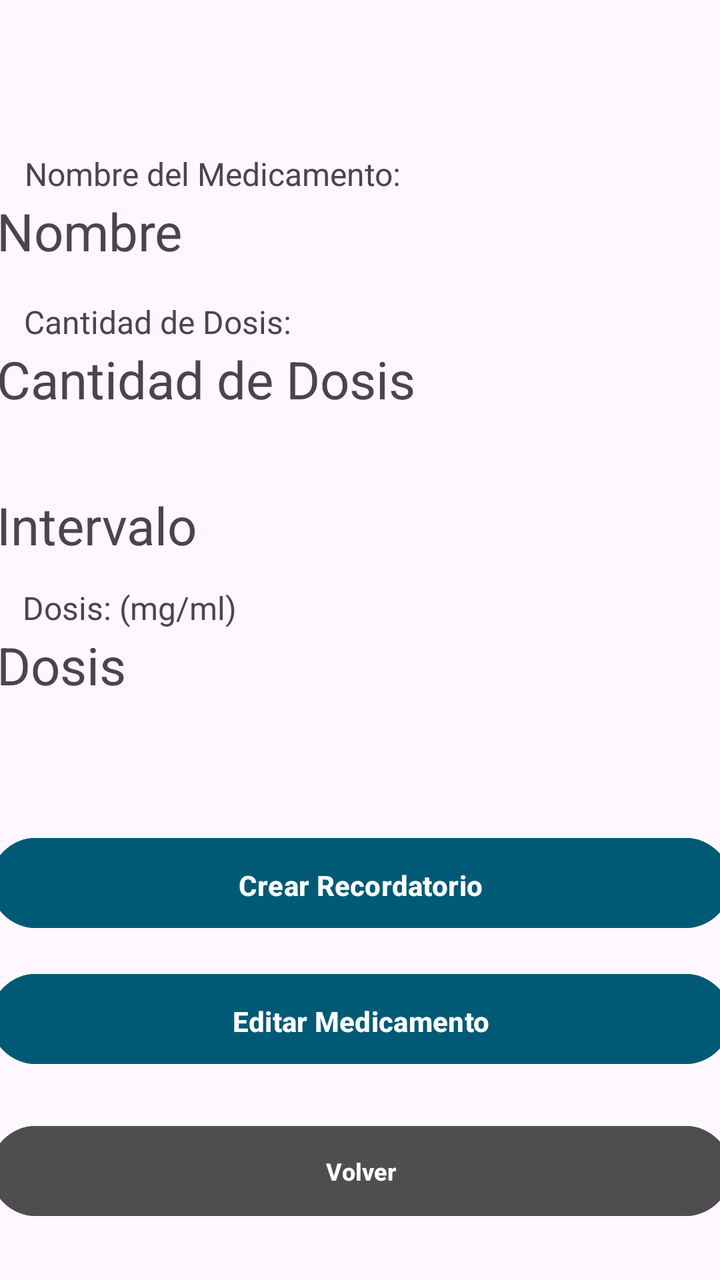
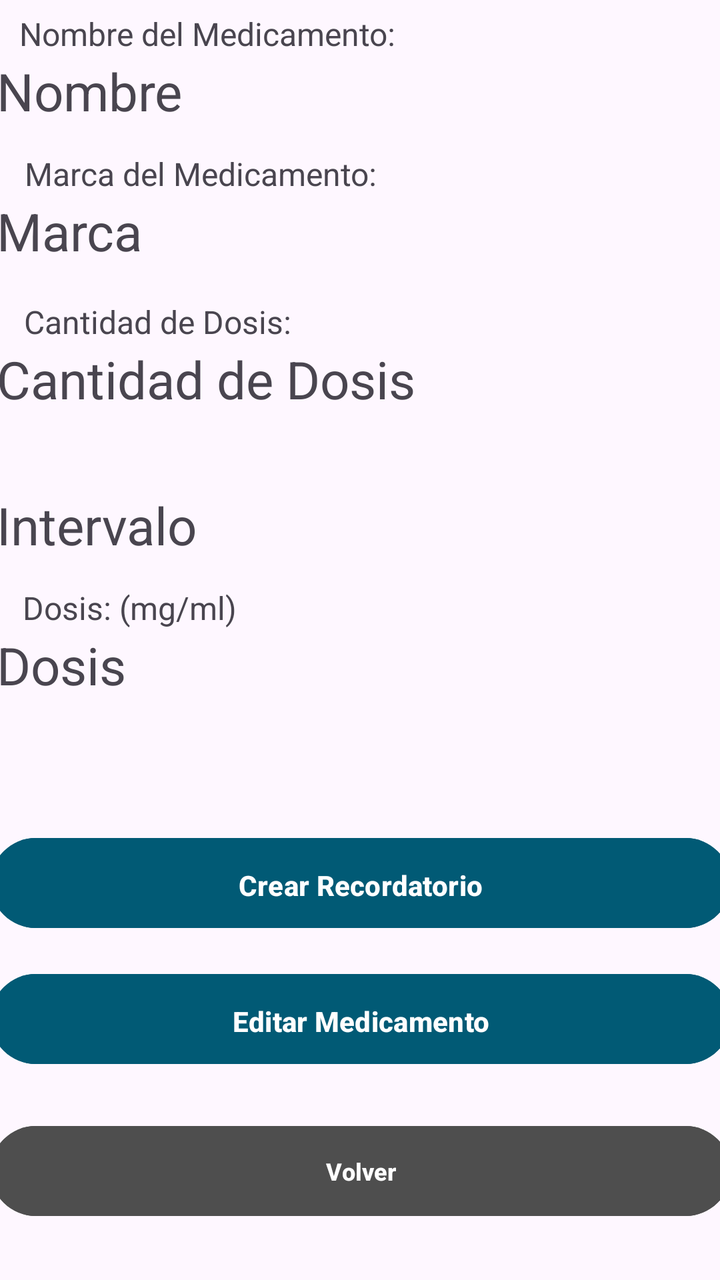

Screens rendered from an Android XML layout before and after an edit, with the pre-edit source and the edit as a unified diff.
<!-- AndroidManifest.xml: application theme Theme.MobilesVC -->
<!-- res/layout/medicamento_view.xml -->
<?xml version="1.0" encoding="utf-8"?>
<androidx.constraintlayout.widget.ConstraintLayout xmlns:android="http://schemas.android.com/apk/res/android"
    xmlns:app="http://schemas.android.com/apk/res-auto"
    xmlns:tools="http://schemas.android.com/tools"
    android:layout_width="match_parent"
    android:layout_height="match_parent">

    <Button
        android:id="@+id/vToRecordatorioCrear2"
        android:layout_width="370dp"
        android:layout_height="53dp"
        android:layout_marginBottom="172dp"
        android:backgroundTint="#015A75"
        android:paddingVertical="14dp"
        android:text="Crear Recordatorio"
        android:textStyle="bold"
        app:layout_constraintBottom_toBottomOf="parent"
        app:layout_constraintEnd_toEndOf="parent"
        app:layout_constraintHorizontal_bias="0.5"
        app:layout_constraintStart_toStartOf="parent" />

    <TextView
        android:id="@+id/textView58"
        android:layout_width="140dp"
        android:layout_height="22dp"
        android:text="Dosis: (mg/ml)"
        android:textSize="16sp"
        app:layout_constraintBottom_toTopOf="@+id/vDosis"
        app:layout_constraintEnd_toEndOf="parent"
        app:layout_constraintHorizontal_bias="0.051"
        app:layout_constraintStart_toStartOf="parent" />

    <TextView
        android:id="@+id/textView57"
        android:layout_width="200dp"
        android:layout_height="22dp"
        android:layout_marginTop="332dp"
        android:text="Intervalo entre Dosis: (Hrs)"
        android:textSize="16sp"
        app:layout_constraintBottom_toTopOf="@+id/vIntervaloMedicamento"
        app:layout_constraintEnd_toEndOf="parent"
        app:layout_constraintHorizontal_bias="0.075"
        app:layout_constraintStart_toStartOf="parent"
        app:layout_constraintTop_toTopOf="parent"
        app:layout_constraintVertical_bias="1.0" />

    <TextView
        android:id="@+id/textView56"
        android:layout_width="200dp"
        android:layout_height="22dp"
        android:text="Cantidad de Dosis:"
        android:textSize="16sp"
        app:layout_constraintBottom_toTopOf="@+id/vCantidadMedicamento"
        app:layout_constraintEnd_toEndOf="parent"
        app:layout_constraintHorizontal_bias="0.075"
        app:layout_constraintStart_toStartOf="parent" />

    <TextView
        android:id="@+id/textView55"
        android:layout_width="200dp"
        android:layout_height="22dp"
        android:text="Nombre del Medicamento:"
        android:textSize="16sp"
        app:layout_constraintBottom_toTopOf="@+id/vNombreMedicamento"
        app:layout_constraintEnd_toEndOf="parent"
        app:layout_constraintHorizontal_bias="0.077"
        app:layout_constraintStart_toStartOf="parent" />

    <TextView
        android:id="@+id/vDosis"
        android:layout_width="364dp"
        android:layout_height="50dp"
        android:layout_marginBottom="50dp"
        android:text="Dosis"
        android:textSize="26sp"
        app:layout_constraintBottom_toTopOf="@+id/vToRecordatorioCrear2"
        app:layout_constraintEnd_toEndOf="parent"
        app:layout_constraintStart_toStartOf="parent" />

    <TextView
        android:id="@+id/vIntervaloMedicamento"
        android:layout_width="364dp"
        android:layout_height="50dp"
        android:layout_marginBottom="20dp"
        android:text="Intervalo"
        android:textSize="26sp"
        app:layout_constraintBottom_toTopOf="@+id/vDosis"
        app:layout_constraintEnd_toEndOf="parent"
        app:layout_constraintStart_toStartOf="parent" />

    <TextView
        android:id="@+id/vCantidadMedicamento"
        android:layout_width="364dp"
        android:layout_height="50dp"
        android:layout_marginBottom="23dp"
        android:text="Cantidad de Dosis"
        android:textSize="26sp"
        app:layout_constraintBottom_toTopOf="@+id/vIntervaloMedicamento"
        app:layout_constraintEnd_toEndOf="parent"
        app:layout_constraintStart_toStartOf="parent" />

    <TextView
        android:id="@+id/vNombreMedicamento"
        android:layout_width="364dp"
        android:layout_height="50dp"
        android:layout_marginBottom="24dp"
        android:text="Nombre"
        android:textSize="26sp"
        app:layout_constraintBottom_toTopOf="@+id/vCantidadMedicamento"
        app:layout_constraintEnd_toEndOf="parent"
        app:layout_constraintStart_toStartOf="parent" />

    <Button
        android:id="@+id/vToMedicamentoEdit"
        android:layout_width="370dp"
        android:layout_height="53dp"
        android:layout_marginBottom="23dp"
        android:backgroundTint="#015A75"
        android:paddingVertical="14dp"
        android:text="Editar Medicamento"
        android:textStyle="bold"
        app:layout_constraintBottom_toTopOf="@+id/vVolverMedicamento"
        app:layout_constraintEnd_toEndOf="parent"
        app:layout_constraintHorizontal_bias="0.5"
        app:layout_constraintStart_toStartOf="parent" />

    <TextView
        android:id="@+id/textView11"
        android:layout_width="250dp"
        android:layout_height="wrap_content"
        android:layout_marginStart="50dp"
        android:layout_marginTop="45dp"
        android:layout_marginEnd="50dp"
        android:layout_marginBottom="70dp"
        android:fontFamily="sans-serif"
        android:text="Medicamento"
        android:textColor="#000000"
        android:textSize="34sp"
        android:textStyle="bold|italic"
        app:layout_constraintBottom_toTopOf="@+id/vNombreMedicamento"
        app:layout_constraintEnd_toEndOf="parent"
        app:layout_constraintStart_toStartOf="parent"
        app:layout_constraintTop_toTopOf="parent"
        tools:textSize="26sp" />

    <Button
        android:id="@+id/vVolverMedicamento"
        android:layout_width="370dp"
        android:layout_height="53dp"
        android:layout_marginHorizontal="24dp"
        android:layout_marginStart="12dp"
        android:layout_marginEnd="12dp"
        android:layout_marginBottom="28dp"
        android:backgroundTint="#4E4E4E"
        android:paddingVertical="10dp"
        android:text="Volver"
        android:textSize="12sp"
        android:textStyle="bold"
        android:visibility="visible"
        app:layout_constraintBottom_toBottomOf="parent"
        app:layout_constraintEnd_toEndOf="parent"
        app:layout_constraintHorizontal_bias="0.5"
        app:layout_constraintStart_toStartOf="parent" />

</androidx.constraintlayout.widget.ConstraintLayout>
<!-- resources referenced by this layout -->
<resources>
  <style name="Theme.MobilesVC" parent="Base.Theme.MobilesVC" />
  <style name="Base.Theme.MobilesVC" parent="Theme.Material3.DayNight.NoActionBar">
          
          
      </style>
</resources>

<!-- the commit's change to res/layout/medicamento_view.xml (unified diff, before → after) -->
@@ -4,6 +4,29 @@
     xmlns:tools="http://schemas.android.com/tools"
     android:layout_width="match_parent"
     android:layout_height="match_parent">
+
+    <TextView
+        android:id="@+id/vNombreMedicamento"
+        android:layout_width="364dp"
+        android:layout_height="50dp"
+        android:layout_marginBottom="20dp"
+        android:text="Nombre"
+        android:textSize="26sp"
+        app:layout_constraintBottom_toTopOf="@+id/vMarca"
+        app:layout_constraintEnd_toEndOf="parent"
+        app:layout_constraintHorizontal_bias="0.5"
+        app:layout_constraintStart_toStartOf="parent" />
+
+    <TextView
+        android:id="@+id/textView79"
+        android:layout_width="200dp"
+        android:layout_height="22dp"
+        android:text="Nombre del Medicamento:"
+        android:textSize="16sp"
+        app:layout_constraintBottom_toTopOf="@+id/vNombreMedicamento"
+        app:layout_constraintEnd_toEndOf="parent"
+        app:layout_constraintHorizontal_bias="0.061"
+        app:layout_constraintStart_toStartOf="parent" />
 
     <Button
         android:id="@+id/vToRecordatorioCrear2"
@@ -59,9 +82,9 @@
         android:id="@+id/textView55"
         android:layout_width="200dp"
         android:layout_height="22dp"
-        android:text="Nombre del Medicamento:"
+        android:text="Marca del Medicamento:"
         android:textSize="16sp"
-        app:layout_constraintBottom_toTopOf="@+id/vNombreMedicamento"
+        app:layout_constraintBottom_toTopOf="@+id/vMarca"
         app:layout_constraintEnd_toEndOf="parent"
         app:layout_constraintHorizontal_bias="0.077"
         app:layout_constraintStart_toStartOf="parent" />
@@ -100,11 +123,11 @@
         app:layout_constraintStart_toStartOf="parent" />
 
     <TextView
-        android:id="@+id/vNombreMedicamento"
+        android:id="@+id/vMarca"
         android:layout_width="364dp"
         android:layout_height="50dp"
         android:layout_marginBottom="24dp"
-        android:text="Nombre"
+        android:text="Marca"
         android:textSize="26sp"
         app:layout_constraintBottom_toTopOf="@+id/vCantidadMedicamento"
         app:layout_constraintEnd_toEndOf="parent"
@@ -131,7 +154,7 @@
         android:layout_marginStart="50dp"
         android:layout_marginTop="45dp"
         android:layout_marginEnd="50dp"
-        android:layout_marginBottom="70dp"
+        android:layout_marginBottom="40dp"
         android:fontFamily="sans-serif"
         android:text="Medicamento"
         android:textColor="#000000"
